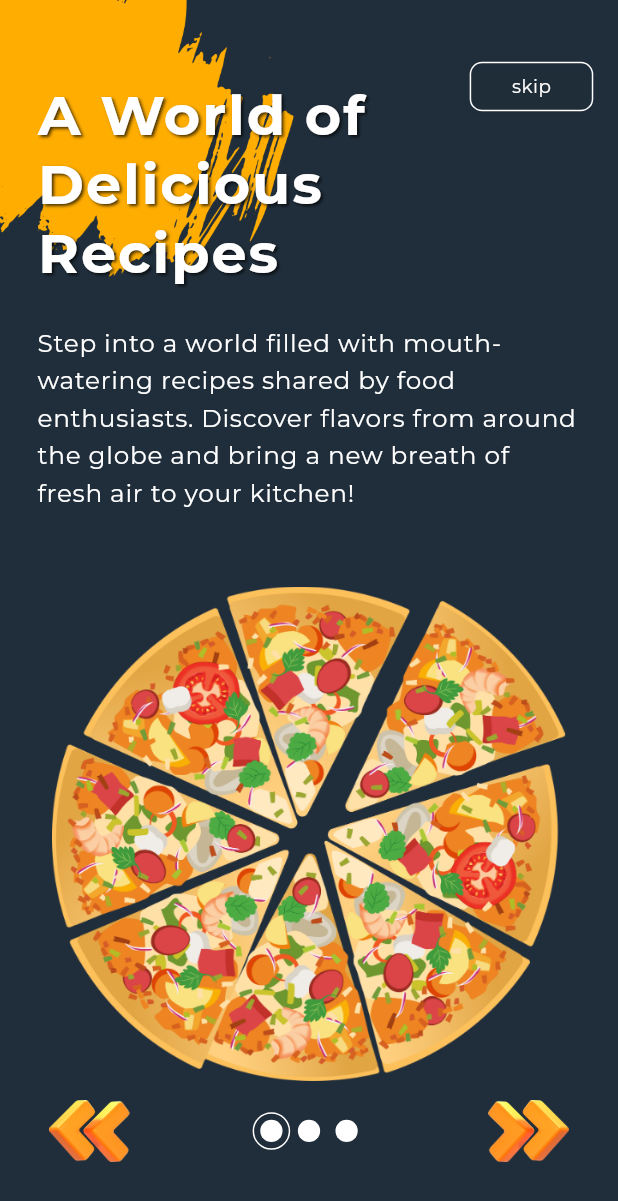
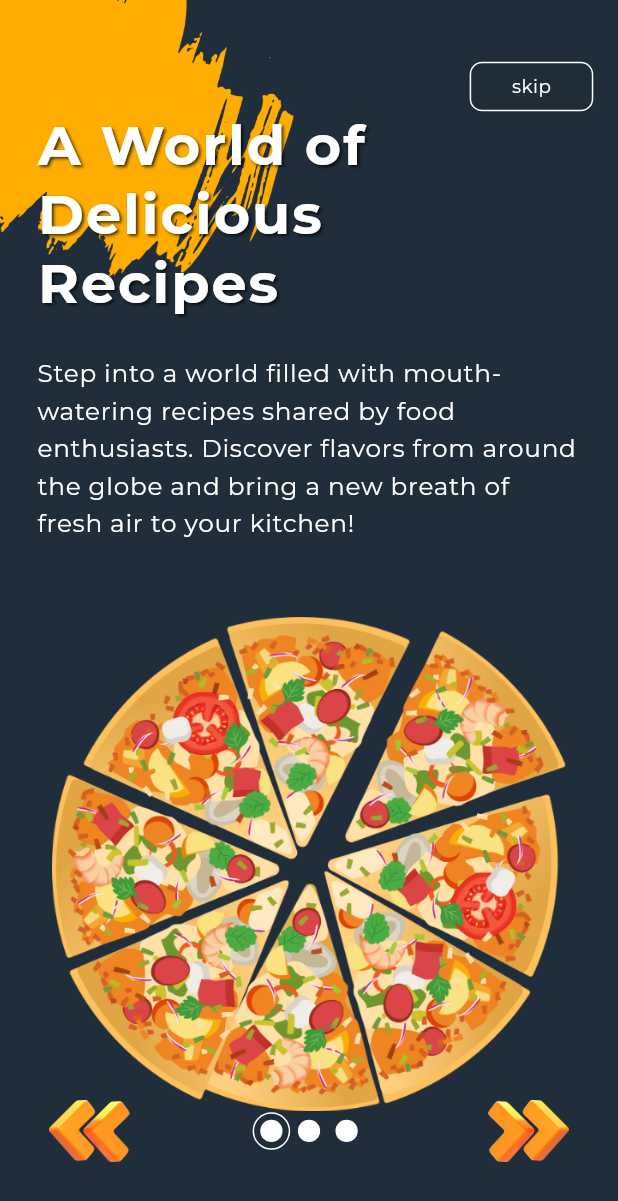
Before and after one commit to NazimCimen/flutter_food_recipe_application, a Flutter app: the screen it shows after launch, on a phone screen of 412 x 824 dp. Shown: the top 1201 px of the screen. Run offline on Flutter 3.47's test engine with Material 3 defaults, Android fonts, the phone set to English and light mode, and no system bars; our stand-ins replace animate_do, connectivity_plus, dartz, dio, easy_localization, get_it and 3 more.

Commit message:
feat(development): onboard update

```diff
--- a/lib/feauture/onboard/presentation/widgets/onboard_page_widget.dart
+++ b/lib/feauture/onboard/presentation/widgets/onboard_page_widget.dart
@@ -32,15 +32,20 @@ class OnBoardPageWidget extends StatelessWidget {
         child: Stack(
           fit: StackFit.expand,
           children: [
-            Column(
+            SingleChildScrollView(
+              child: Column(
                 crossAxisAlignment: CrossAxisAlignment.start,
                 mainAxisAlignment: MainAxisAlignment.center,
                 children: [
+                  SizedBox(
+                    height: context.dynamicHeight(0.06),
+                  ),
                   FadeInLeft(
                     child: Text(
                       textAlign: TextAlign.start,
                       title ?? '',
-                    style: Theme.of(context).textTheme.headlineLarge?.copyWith(
+                      style:
+                          Theme.of(context).textTheme.headlineLarge?.copyWith(
                         fontWeight: FontWeight.bold,
                         fontSize: context.dynamicWidht(0.09),
                         letterSpacing: 1.3,
@@ -81,6 +86,7 @@ class OnBoardPageWidget extends StatelessWidget {
                   ),
                 ],
               ),
+            ),
           ],
         ),
       ),
```
Lines whose indentation alone changed are shown as unchanged.
